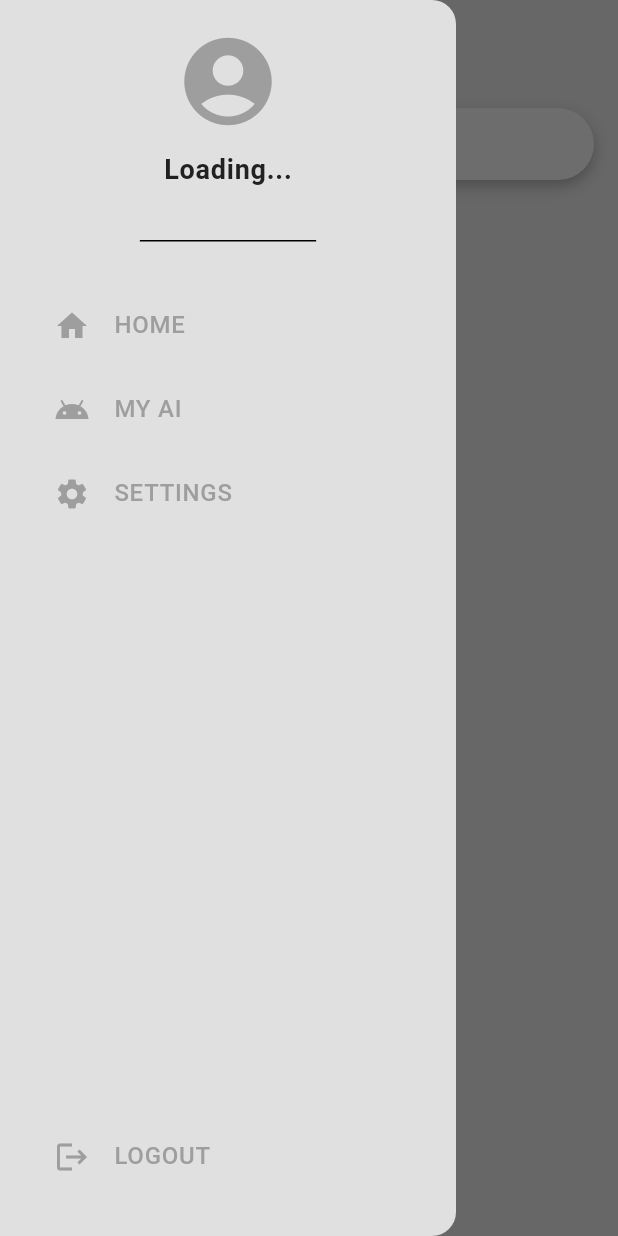
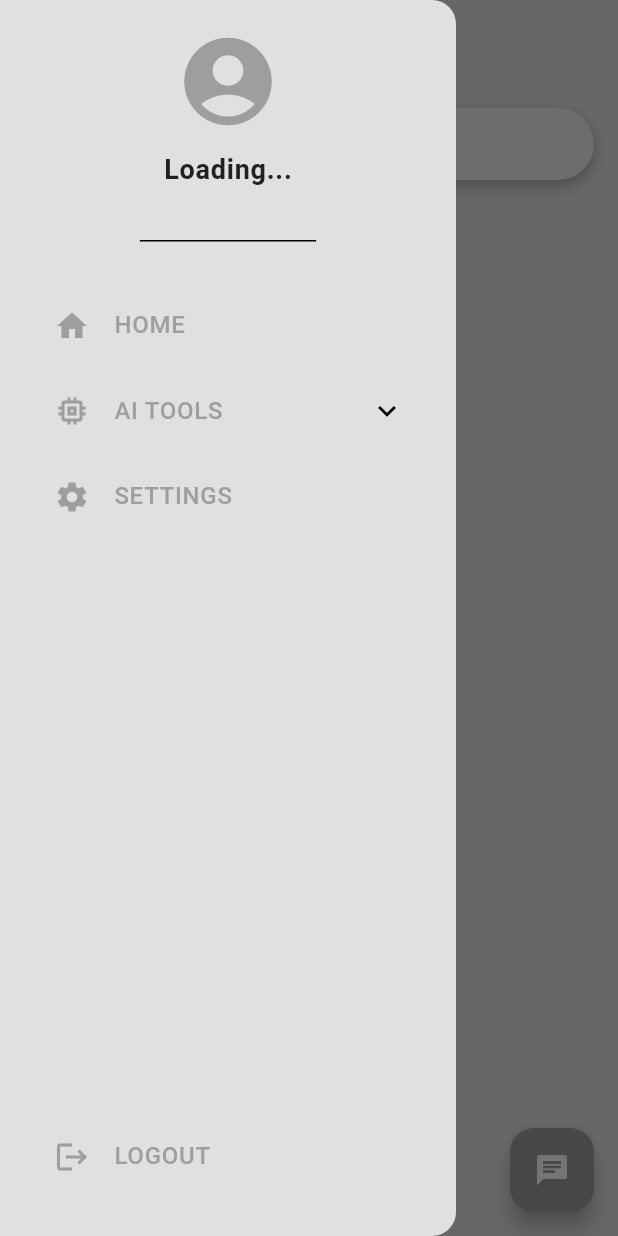
Before and after one commit to Safvanvp/CharUp, a Flutter app: the screen it shows once a user with an empty profile is signed in, with the side drawer open, on a phone screen of 412 x 824 dp. Run offline on Flutter 3.47's test engine with Material 3 defaults, Android fonts, the phone set to English and light mode, and no system bars; our stand-ins replace cloud_firestore, firebase_auth, firebase_core, image_picker; accounts and stored records are empty; network calls fail.

```diff
--- a/lib/components/chat_bubble.dart
+++ b/lib/components/chat_bubble.dart
@@ -147,7 +147,11 @@ class ChatBubble extends StatelessWidget {
               isCurrentUser ? CrossAxisAlignment.end : CrossAxisAlignment.start,
           children: [
             Container(
-              margin: const EdgeInsets.symmetric(horizontal: 20, vertical: 3),
+              margin: EdgeInsets.only(
+                top: 10,
+                left: isCurrentUser ? 60 : 10,
+                right: isCurrentUser ? 10 : 60,
+              ),
               padding: EdgeInsets.only(
                 top: 5,
                 bottom: 5,
--- a/lib/components/my_details_card.dart
+++ b/lib/components/my_details_card.dart
@@ -51,7 +51,7 @@ class MyDetailsCard extends StatelessWidget {
                   ClipRRect(
                     borderRadius: BorderRadius.circular(15),
                     child: Image.asset(
-                      'Images/image.jpg',
+                      'Images/iage.jpg',
                       width: 100,
                       height: 100,
                       fit: BoxFit.cover,
--- a/lib/components/my_drawer.dart
+++ b/lib/components/my_drawer.dart
@@ -1,4 +1,5 @@
-import 'package:chatup/pages/my_ai_page.dart';
+import 'package:chatup/pages/image_analyze_ai.dart';
+import 'package:chatup/pages/chat_ai.dart';
 import 'package:chatup/services/auth/auth_service.dart';
 import 'package:chatup/pages/settings_page.dart';
 import 'package:flutter/material.dart';
@@ -101,19 +102,54 @@ class _MyDrawerState extends State<MyDrawer> {
 
               //my ai tile
               Padding(
-                padding: const EdgeInsets.only(left: 20),
-                child: ListTile(
-                  leading: Icon(Icons.android,
+                padding: const EdgeInsets.only(left: 20, right: 10),
+                child: ExpansionTile(
+                  shape: RoundedRectangleBorder(
+                    borderRadius: BorderRadius.circular(10),
+                  ),
+                  backgroundColor: Theme.of(context).colorScheme.inversePrimary,
+                  leading: Icon(Icons.memory_outlined,
                       color: Theme.of(context).colorScheme.primary),
-                  title: Text('MY AI',
+                  title: Text(
+                    'AI TOOLS',
                     style: TextStyle(
                       color: Theme.of(context).colorScheme.primary,
                       fontWeight: FontWeight.w500,
+                    ),
+                  ),
+                  children: [
+                    ListTile(
+                      leading: Icon(Icons.chat_bubble_outline,
+                          color: Theme.of(context).colorScheme.primary),
+                      title: Text('Chat AI',
+                          style: TextStyle(
+                            color: Theme.of(context).colorScheme.primary,
                           )),
                       onTap: () {
-                    Navigator.push(context,
-                        MaterialPageRoute(builder: (context) => MyAiPage()));
+                        Navigator.push(
+                          context,
+                          MaterialPageRoute(
+                              builder: (context) => const ChatAi()),
+                        );
                       },
+                    ),
+                    ListTile(
+                      leading: Icon(Icons.image_search_outlined,
+                          color: Theme.of(context).colorScheme.primary),
+                      title: Text('Image Analyze AI',
+                          style: TextStyle(
+                            color: Theme.of(context).colorScheme.primary,
+                          )),
+                      onTap: () {
+                        Navigator.push(
+                          context,
+                          MaterialPageRoute(
+                              builder: (context) => ImageAnalyzeAi()),
+                        );
+                      },
+                    ),
+                    // Add more tools in future here
+                  ],
                 ),
               ),
 
--- a/lib/main.dart
+++ b/lib/main.dart
@@ -23,6 +23,7 @@ class MyApp extends StatelessWidget {
   @override
   Widget build(BuildContext context) {
     return MaterialApp(
+      title: 'ChatUp',
       debugShowCheckedModeBanner: false,
       theme: Provider.of<ThemeProvider>(context).themeData,
       home: const AuthGate(),
--- a/lib/pages/home_page.dart
+++ b/lib/pages/home_page.dart
@@ -1,6 +1,7 @@
 import 'package:chatup/components/my_drawer.dart';
 import 'package:chatup/components/user_tile.dart';
 import 'package:chatup/pages/chat_page.dart';
+import 'package:chatup/pages/chat_ai.dart';
 import 'package:chatup/services/auth/auth_service.dart';
 import 'package:chatup/services/chat/chat_service.dart';
 import 'package:flutter/material.dart';
@@ -29,6 +30,17 @@ class _HomePageState extends State<HomePage> {
   @override
   Widget build(BuildContext context) {
     return Scaffold(
+      floatingActionButton: FloatingActionButton(
+        onPressed: () {
+          Navigator.push(
+            context,
+            MaterialPageRoute(
+              builder: (context) => const ChatAi(),
+            ),
+          );
+        },
+        child: const Icon(Icons.chat),
+      ),
       backgroundColor: Theme.of(context).colorScheme.background,
       appBar: AppBar(
         backgroundColor: Colors.transparent,
```
Also changed, not shown: lib/models/gemini_chat.dart (added, +15 -0 lines), lib/pages/chat_ai.dart (added, +82 -0 lines), lib/pages/image_analyze_ai.dart (renamed from lib/pages/my_ai_page.dart, +4 -4 lines), lib/pages/login_page.dart (+12 -11 lines), lib/pages/register_page.dart (+7 -5 lines), pubspec.yaml (+8 -2 lines), Images/icon.png (added), Images/logo.png (added), pubspec.lock, 28 other files. Lines whose indentation alone changed are shown as unchanged.
